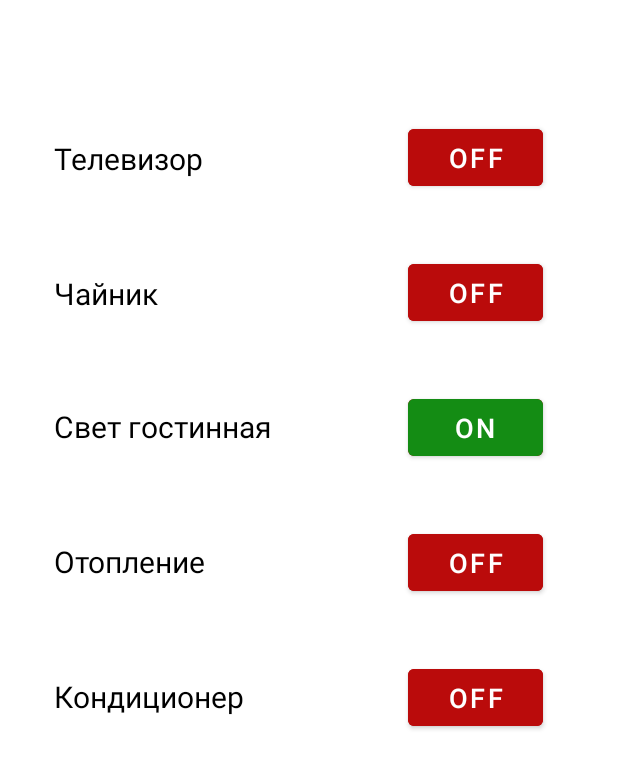
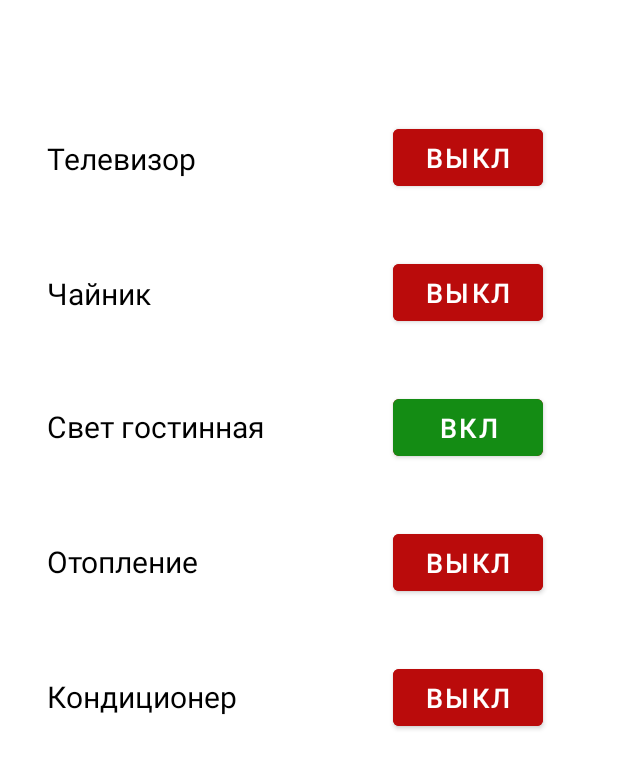
Before and after one commit to 410867/Smart_house, an Android app: the screen it shows after launch (MainActivity), on a phone screen of 412 x 824 dp. Shown: the top 769 px of the screen. Run offline under Robolectric (Android 15) with nearby library versions, the phone set to English and light mode, and no system bars.

```diff
--- a/app/src/main/AndroidManifest.xml
+++ b/app/src/main/AndroidManifest.xml
@@ -2,6 +2,7 @@
 <manifest xmlns:android="http://schemas.android.com/apk/res/android"
     xmlns:tools="http://schemas.android.com/tools">
 
+    <uses-permission android:name="android.permission.POST_NOTIFICATIONS" />
     <application
         android:allowBackup="true"
         android:dataExtractionRules="@xml/data_extraction_rules"
--- a/app/src/main/java/com/example/smarthouse/MainActivity.java
+++ b/app/src/main/java/com/example/smarthouse/MainActivity.java
@@ -7,6 +7,10 @@ import android.graphics.Color;
 import android.os.Bundle;
 import android.view.View;
 import android.widget.Button;
+import android.widget.Toast;
+
+import java.util.Timer;
+import java.util.TimerTask;
 
 public class MainActivity extends AppCompatActivity {
     Button button_1;
@@ -30,16 +34,15 @@ public class MainActivity extends AppCompatActivity {
     public void onMyButton_1Click(View view) {
         button_1 = (Button) findViewById(R.id.button);
         buttonChecked(button_1, 0);
-
-        /*
-            // выводим сообщение
-            Toast.makeText(this, "Зачем вы нажали?", Toast.LENGTH_SHORT).show();
-        */
     }
 
     public void onMyButton_2Click(View view) {
         button_2 = (Button) findViewById(R.id.button2);
         buttonChecked(button_2, 1);
+
+        if(!buttonTest[1]) {
+            renderNotification();
+        }
     }
 
     public void onMyButton_3Click(View view) {
@@ -55,17 +58,18 @@ public class MainActivity extends AppCompatActivity {
     public void onMyButton_5Click(View view) {
         button_5 = (Button) findViewById(R.id.button5);
         buttonChecked(button_5, 4);
+
     }
 
     @SuppressLint("SetTextI18n")
     public void buttonChecked(Button button, int count_button) {
         if(buttonTest[count_button]) {
             button.setBackgroundColor(color_green);
-            button.setText("On");
+            button.setText("Вкл");
             buttonTest[count_button] = false;
         } else {
             button.setBackgroundColor(color_red);
-            button.setText("Off");
+            button.setText("Выкл");
             buttonTest[count_button] = true;
         }
 
@@ -84,4 +88,16 @@ public class MainActivity extends AppCompatActivity {
         buttonChecked(button_4, 3);
         buttonChecked(button_5, 4);
     }
+
+    public void renderNotification() {
+        /*Toast.makeText(this, "Зачем вы нажали?", Toast.LENGTH_SHORT).show();*/
+
+        Toast notification = Toast.makeText(this, "Вода закипела!", Toast.LENGTH_SHORT);
+        new Timer().schedule(new TimerTask() {
+            @Override
+            public void run() {
+                notification.show();
+            }
+        }, 5000L); // 300 is the delay in millis
+    }
 }
--- a/app/src/main/res/layout/activity_main.xml
+++ b/app/src/main/res/layout/activity_main.xml
@@ -25,15 +25,15 @@
 
     <Button
         android:id="@+id/button"
-        android:layout_width="90dp"
+        android:layout_width="100dp"
         android:layout_height="50dp"
         android:layout_marginTop="80dp"
         android:layout_marginEnd="50dp"
         android:backgroundTint="@color/red"
+        android:onClick="onMyButton_1Click"
         android:text="@string/off"
         android:textColor="@color/white"
         android:textSize="18sp"
-        android:onClick="onMyButton_1Click"
         app:layout_constraintEnd_toEndOf="parent"
         app:layout_constraintHorizontal_bias="1.0"
         app:layout_constraintStart_toStartOf="parent"
@@ -56,14 +56,14 @@
 
     <Button
         android:id="@+id/button2"
-        android:layout_width="90dp"
+        android:layout_width="100dp"
         android:layout_height="50dp"
         android:layout_marginTop="40dp"
         android:backgroundTint="@color/red"
+        android:onClick="onMyButton_2Click"
         android:text="@string/off"
         android:textColor="@color/white"
         android:textSize="18sp"
-        android:onClick="onMyButton_2Click"
         app:layout_constraintEnd_toEndOf="@+id/button"
         app:layout_constraintHorizontal_bias="1.0"
         app:layout_constraintStart_toStartOf="parent"
@@ -86,14 +86,14 @@
 
     <Button
         android:id="@+id/button3"
-        android:layout_width="90dp"
+        android:layout_width="100dp"
         android:layout_height="50dp"
         android:layout_marginTop="40dp"
         android:backgroundTint="@color/red"
+        android:onClick="onMyButton_3Click"
         android:text="@string/off"
         android:textColor="@color/white"
         android:textSize="18sp"
-        android:onClick="onMyButton_3Click"
         app:layout_constraintEnd_toEndOf="@+id/button2"
         app:layout_constraintHorizontal_bias="1.0"
         app:layout_constraintStart_toStartOf="parent"
@@ -116,14 +116,14 @@
 
     <Button
         android:id="@+id/button4"
-        android:layout_width="90dp"
+        android:layout_width="100dp"
         android:layout_height="50dp"
         android:layout_marginTop="40dp"
         android:backgroundTint="@color/red"
+        android:onClick="onMyButton_4Click"
         android:text="@string/off"
         android:textColor="@color/white"
         android:textSize="18sp"
-        android:onClick="onMyButton_4Click"
         app:layout_constraintEnd_toEndOf="@+id/button3"
         app:layout_constraintHorizontal_bias="1.0"
         app:layout_constraintStart_toStartOf="parent"
@@ -146,14 +146,14 @@
 
     <Button
         android:id="@+id/button5"
-        android:layout_width="90dp"
+        android:layout_width="100dp"
         android:layout_height="50dp"
         android:layout_marginTop="40dp"
         android:backgroundTint="@color/red"
+        android:onClick="onMyButton_5Click"
         android:text="@string/off"
         android:textColor="@color/white"
         android:textSize="18sp"
-        android:onClick="onMyButton_5Click"
         app:layout_constraintEnd_toEndOf="@+id/button4"
         app:layout_constraintHorizontal_bias="1.0"
         app:layout_constraintStart_toStartOf="parent"
--- /dev/null
+++ b/app/src/main/res/values/refs.xml
@@ -0,0 +1,4 @@
+<?xml version="1.0" encoding="utf-8"?>
+<resources>
+    <drawable name="ic_action_cat_24dp" />
+</resources>
--- a/app/src/main/res/values/strings.xml
+++ b/app/src/main/res/values/strings.xml
@@ -1,7 +1,7 @@
 <resources>
     <string name="app_name">Smart House</string>
-    <string name="off">Off</string>
-    <string name="on">On</string>
+    <string name="off">Выкл</string>
+    <string name="on">Вкл</string>
     <string name="text_1">Телевизор</string>
     <string name="text_2">Чайник</string>
     <string name="text_3">Свет гостинная</string>
```
Also changed, not shown: 2 other files.
